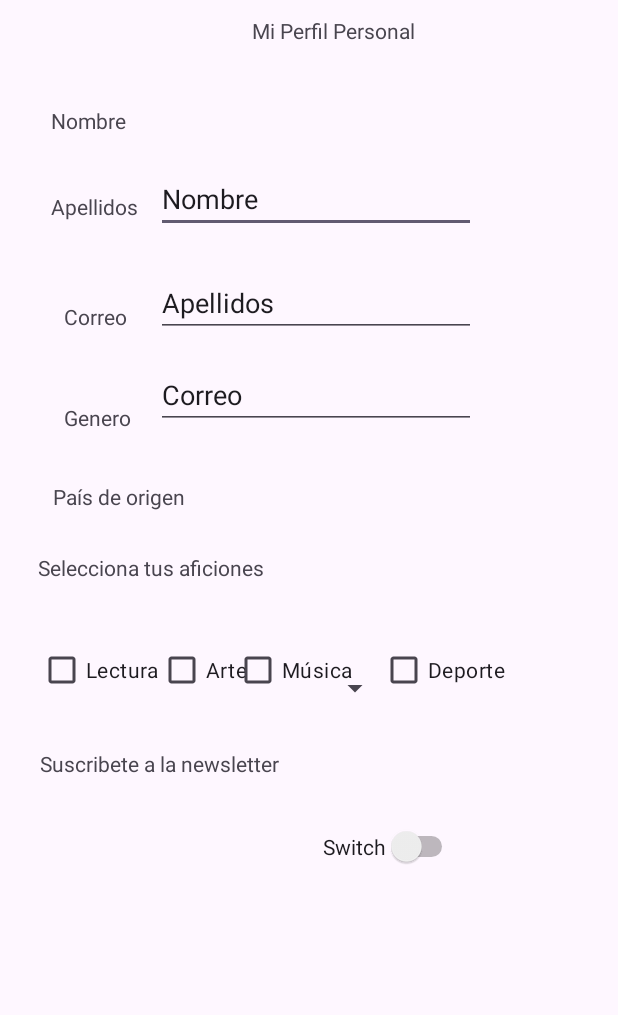
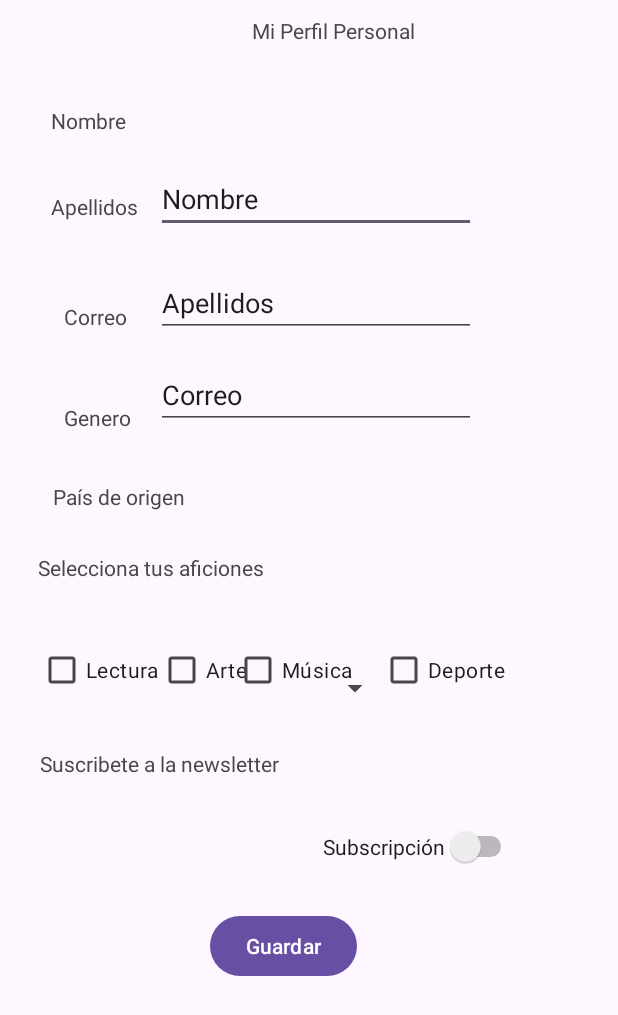
Before and after one commit to CharlieMontequi/practica3Moviles, an Android app: the screen it shows after launch (MainActivity), on a phone screen of 412 x 824 dp. Shown: the top 1015 px of the screen. Run offline under Robolectric (Android 15) with nearby library versions, the phone set to English and light mode, and no system bars.

```diff
--- a/app/src/main/res/layout/activity_main.xml
+++ b/app/src/main/res/layout/activity_main.xml
@@ -230,7 +230,7 @@
         android:layout_width="wrap_content"
         android:layout_height="wrap_content"
         android:layout_marginStart="29dp"
-        android:text="Switch"
+        android:text="@string/switchSuscrito"
         app:layout_constraintBottom_toBottomOf="parent"
         app:layout_constraintEnd_toEndOf="@+id/radioGroupGenero"
         app:layout_constraintHorizontal_bias="0.0"
@@ -251,4 +251,16 @@
         app:layout_constraintStart_toStartOf="@+id/editTextApellidos"
         app:layout_constraintTop_toBottomOf="@+id/editTextApellidos" />
 
+    <Button
+        android:id="@+id/buttonGuardar"
+        android:layout_width="wrap_content"
+        android:layout_height="wrap_content"
+        android:text="@string/buttonGuardar"
+        app:layout_constraintBottom_toBottomOf="parent"
+        app:layout_constraintEnd_toEndOf="@+id/switchSuscripción"
+        app:layout_constraintHorizontal_bias="0.515"
+        app:layout_constraintStart_toStartOf="@+id/textViewSuscripcion"
+        app:layout_constraintTop_toBottomOf="@+id/textViewSuscripcion"
+        app:layout_constraintVertical_bias="0.342" />
+
 </androidx.constraintlayout.widget.ConstraintLayout>
--- a/app/src/main/res/values/strings.xml
+++ b/app/src/main/res/values/strings.xml
@@ -12,4 +12,6 @@
     <string name="checkBoxMusica">Música</string>
     <string name="checkBoxArte">Arte</string>
     <string name="textViewSuscripcion">Suscribete a la "newsletter"</string>
+    <string name="switchSuscrito">Subscripción</string>
+    <string name="buttonGuardar">Guardar</string>
 </resources>
```
